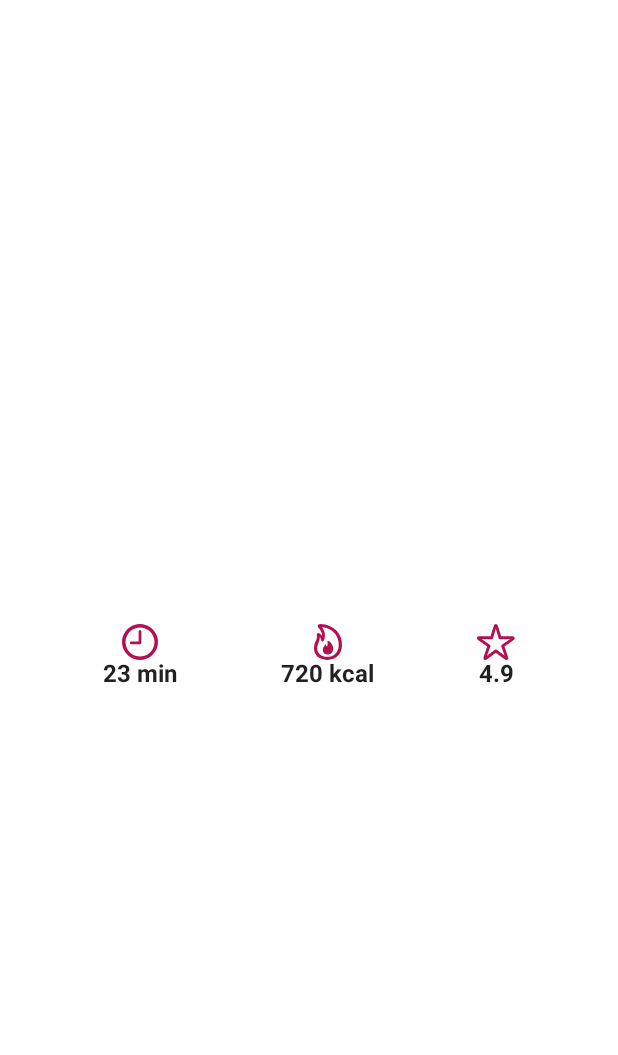
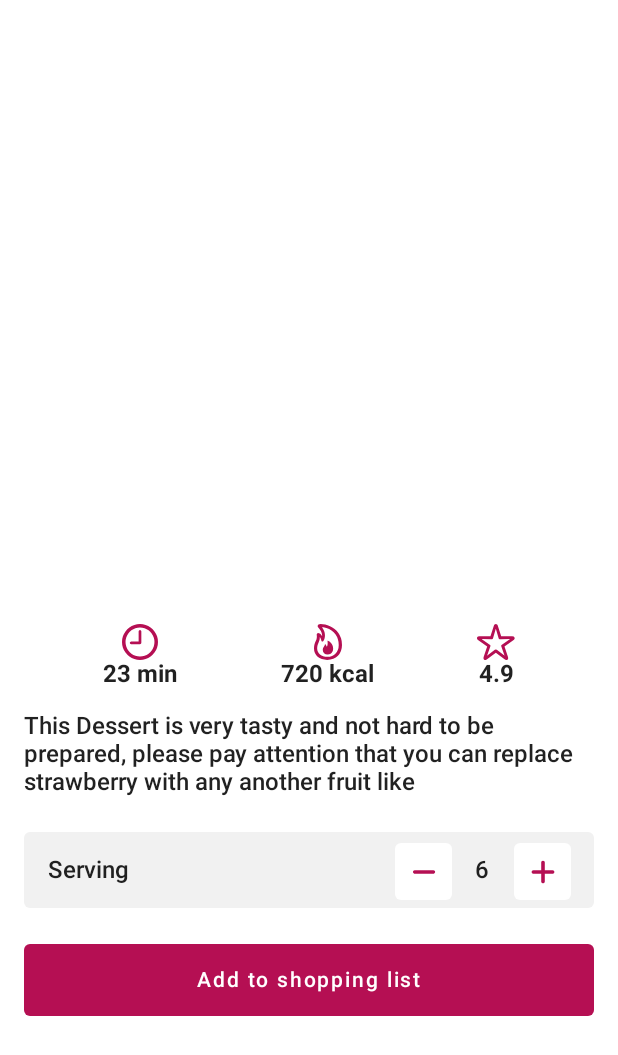
Before and after one commit to Aliiiw/Food-Ui, an Android app built with Jetpack Compose: the composable Content shown on its own in the app's theme, on a phone screen of 412 x 824 dp. Shown: the top 1055 px of the screen. Run offline under Robolectric (Android 15) with nearby library versions, the phone set to English and light mode, and no system bars; our stand-ins replace accompanist; 7 statements that could not run were skipped.

Commit message:
add the shopping list numbers and button'

```diff
--- a/app/src/main/java/com/alirahimi/foodui/Content.kt
+++ b/app/src/main/java/com/alirahimi/foodui/Content.kt
@@ -14,6 +14,9 @@ fun Content(scrollState: LazyListState) {
     ) {
         item {
             BasicInformation()
+            Description()
+            ServingNumber()
+            ShoppingListButton()
         }
     }
 }
--- /dev/null
+++ b/app/src/main/java/com/alirahimi/foodui/Description.kt
@@ -0,0 +1,19 @@
+package com.alirahimi.foodui
+
+import androidx.compose.foundation.layout.padding
+import androidx.compose.material.Text
+import androidx.compose.runtime.Composable
+import androidx.compose.ui.Modifier
+import androidx.compose.ui.text.font.FontWeight
+import androidx.compose.ui.unit.dp
+
+@Composable
+fun Description() {
+    Text(
+        text = "This Dessert is very tasty and not hard to be prepared, " +
+                "please pay attention that you can replace strawberry with any another fruit like ",
+        fontWeight = FontWeight.Medium,
+        modifier = Modifier
+            .padding(16.dp)
+    )
+}
--- a/app/src/main/java/com/alirahimi/foodui/MainActivity.kt
+++ b/app/src/main/java/com/alirahimi/foodui/MainActivity.kt
@@ -19,7 +19,7 @@ class MainActivity : ComponentActivity() {
         super.onCreate(savedInstanceState)
         setContent {
             FoodUiTheme {
-                // A surface container using the 'background' color from the theme
+
                 Surface(
                     modifier = Modifier.fillMaxSize(),
                     color = Color.White
--- /dev/null
+++ b/app/src/main/java/com/alirahimi/foodui/ServingNumber.kt
@@ -0,0 +1,55 @@
+package com.alirahimi.foodui
+
+import androidx.compose.foundation.background
+import androidx.compose.foundation.layout.Row
+import androidx.compose.foundation.layout.padding
+import androidx.compose.material.Text
+import androidx.compose.runtime.Composable
+import androidx.compose.runtime.*
+import androidx.compose.runtime.mutableStateOf
+import androidx.compose.runtime.remember
+import androidx.compose.ui.Alignment
+import androidx.compose.ui.Modifier
+import androidx.compose.ui.draw.clip
+import androidx.compose.ui.text.font.FontWeight
+import androidx.compose.ui.unit.dp
+import com.alirahimi.foodui.ui.theme.LightGray
+import com.alirahimi.foodui.ui.theme.Pink
+import com.alirahimi.foodui.ui.theme.Shapes
+
+@Composable
+fun ServingNumber() {
+    var numbers by remember {
+        mutableStateOf(6)
+    }
+
+    Row(
+        verticalAlignment = Alignment.CenterVertically,
+        modifier = Modifier
+            .padding(horizontal = 16.dp, vertical = 8.dp)
+            .clip(Shapes.small)
+            .background(LightGray)
+            .padding(horizontal = 16.dp)
+    ) {
+
+        Text(
+            text = "Serving",
+            modifier = Modifier.weight(1f),
+            fontWeight = FontWeight.Medium
+        )
+
+        CircularButton(iconResource = R.drawable.ic_minus, elevation = null, color = Pink) {
+            numbers--;
+        }
+
+        Text(
+            text = "$numbers",
+            modifier = Modifier.padding(16.dp),
+            fontWeight = FontWeight.Medium
+        )
+
+        CircularButton(iconResource = R.drawable.ic_plus, elevation = null, color = Pink) {
+            numbers++
+        }
+    }
+}
--- /dev/null
+++ b/app/src/main/java/com/alirahimi/foodui/ShoppingListButton.kt
@@ -0,0 +1,35 @@
+package com.alirahimi.foodui
+
+import androidx.compose.foundation.layout.Column
+import androidx.compose.foundation.layout.fillMaxWidth
+import androidx.compose.foundation.layout.padding
+import androidx.compose.material.Button
+import androidx.compose.material.ButtonDefaults
+import androidx.compose.material.Text
+import androidx.compose.runtime.Composable
+import androidx.compose.ui.Modifier
+import androidx.compose.ui.graphics.Color
+import androidx.compose.ui.unit.dp
+import com.alirahimi.foodui.ui.theme.Pink
+import com.alirahimi.foodui.ui.theme.Shapes
+
+@Composable
+fun ShoppingListButton() {
+    Column(modifier = Modifier.padding(16.dp)) {
+        Button(
+            onClick = { },
+            elevation = null,
+            shape = Shapes.small,
+            colors = ButtonDefaults.buttonColors(
+                backgroundColor = Pink,
+                contentColor = Color.White
+            ),
+            modifier = Modifier.fillMaxWidth()
+        ) {
+            Text(
+                text = "Add to shopping list",
+                modifier = Modifier.padding(8.dp)
+            )
+        }
+    }
+}
--- a/app/src/main/java/com/alirahimi/foodui/ui/theme/Color.kt
+++ b/app/src/main/java/com/alirahimi/foodui/ui/theme/Color.kt
@@ -7,6 +7,6 @@ val Purple500 = Color(0xFF6200EE)
 val Purple700 = Color(0xFF3700B3)
 val Teal200 = Color(0xFF03DAC5)
 
-val Pink      = Color(0xFFB50F53)
+val Pink = Color(0xFFB50F53)
 val LightGray = Color(0xFFF1F1F1)
-val DarkGray  = Color(0xFFACACAC)
+val DarkGray = Color(0xFFACACAC)
```
